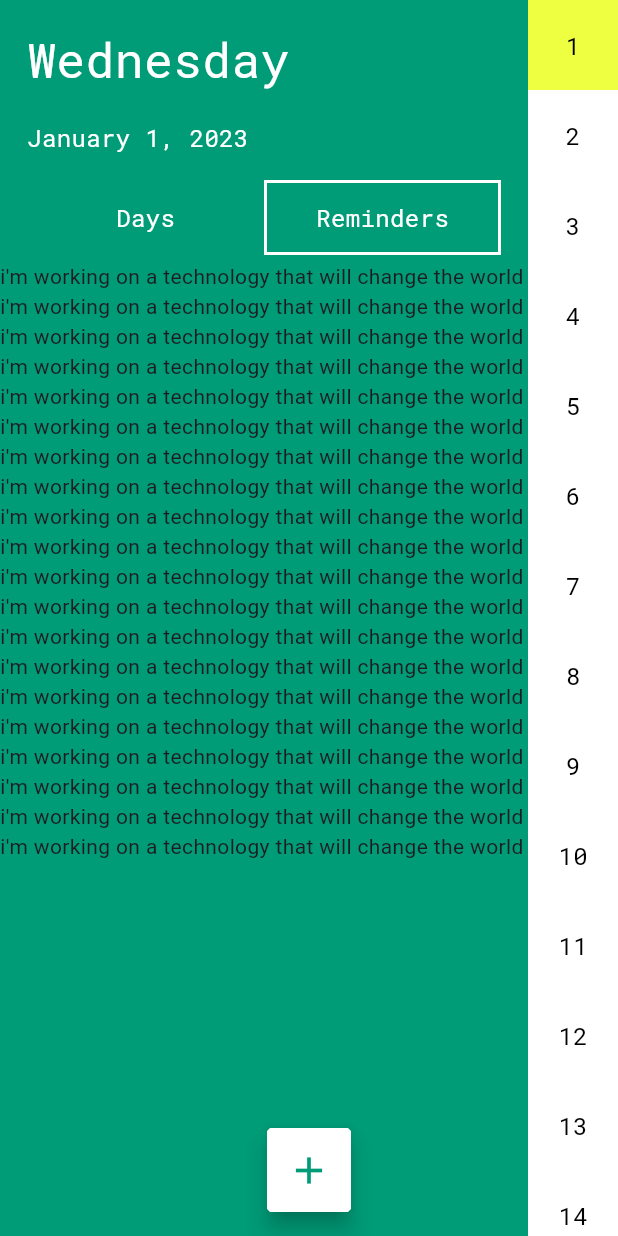
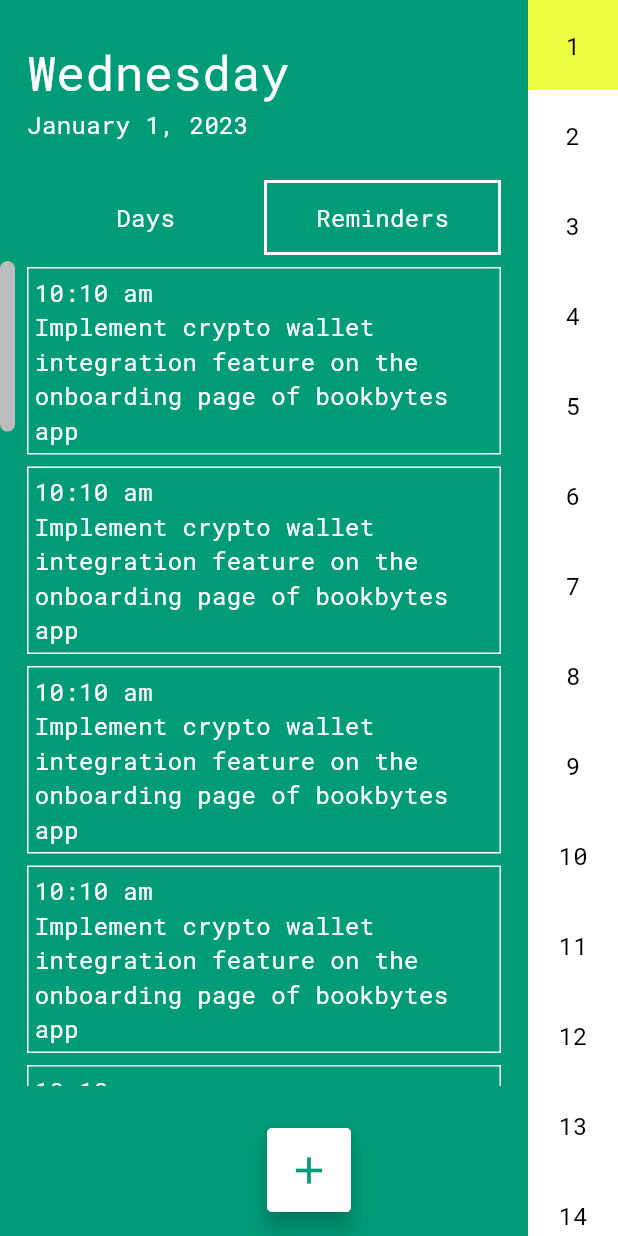
Before and after one commit to elonrameshmusk/prompt, a Flutter app: the RemindersScreen screen opened directly, on a phone screen of 412 x 824 dp. Run offline on Flutter 3.47's test engine with Material 2 defaults, Android fonts, the phone set to English and light mode, and no system bars.

```diff
--- a/lib/components/big_date.dart
+++ b/lib/components/big_date.dart
@@ -16,7 +16,7 @@ class _BigDateState extends State<BigDate> {
       padding: const EdgeInsets.fromLTRB(18, 0, 0, 0),
       child: Column(
         crossAxisAlignment: CrossAxisAlignment.start,
-        mainAxisAlignment: MainAxisAlignment.spaceEvenly,
+        mainAxisAlignment: MainAxisAlignment.center,
         children: [
           Text(
             'Wednesday',
--- /dev/null
+++ b/lib/components/reminder_container.dart
@@ -0,0 +1,41 @@
+import 'package:flutter/material.dart';
+
+class ReminderContainer extends StatefulWidget {
+  const ReminderContainer({Key? key}) : super(key: key);
+
+  @override
+  State<ReminderContainer> createState() => _ReminderContainerState();
+}
+
+class _ReminderContainerState extends State<ReminderContainer> {
+  @override
+  Widget build(BuildContext context) {
+    return Container(
+        decoration:
+            BoxDecoration(border: Border.all(width: 1, color: Colors.white)),
+        margin: const EdgeInsets.fromLTRB(18, 4, 18 , 4),
+        padding: const EdgeInsets.all(4),
+        child: Column(
+          crossAxisAlignment: CrossAxisAlignment.start,
+          children: [
+            Container(
+              child: Text(
+                '10:10 am',
+                style: TextStyle(
+                    color: Colors.white,
+                    fontSize: 16,
+                    fontFamily: 'roboto_mono_regular'),
+              ),
+            ),
+            Text(
+              'Implement crypto wallet integration feature on the onboarding page of bookbytes app',
+              style: TextStyle(
+                color: Colors.white,
+                fontFamily: 'roboto_mono_regular',
+                fontSize: 16,
+              ),
+            ),
+          ],
+        ));
+  }
+}
--- a/lib/screens/reminders_screen.dart
+++ b/lib/screens/reminders_screen.dart
@@ -1,4 +1,5 @@
 import 'package:flutter/material.dart';
+import 'package:prompt/components/reminder_container.dart';
 import 'package:prompt/global_constants.dart';
 import 'package:prompt/screens/add_reminder_screen.dart';
 import '../components/big_date.dart';
@@ -83,7 +84,7 @@ class _RemindersScreenState extends State<RemindersScreen> {
                             child: ListView.builder(
                                 controller: _firstController,
                                 itemCount: 20,
-                                itemBuilder: (context, index) => Text('i\'m working on a technology that will change the world'))),
+                                itemBuilder: (context, index) => const ReminderContainer())),
                       ),
                       Container(
                         height: 100,
--- a/lib/screens/sign_in_screen.dart
+++ b/lib/screens/sign_in_screen.dart
@@ -18,7 +18,7 @@ class _SignInScreenState extends State<SignInScreen> {
         child: TextButton(
           onPressed: () {
             Navigator.of(context)
-                .push(MaterialPageRoute(builder: (context) => RemindersScreen()));
+                .push(MaterialPageRoute(builder: (context) => HomeScreen()));
           },
           child: Text('Sign In'),
         ),
```
Also changed, not shown: lib/screens/home_screen.dart (+23 -12 lines), lib/screens/splash_screen.dart (added, +26 -0 lines).
